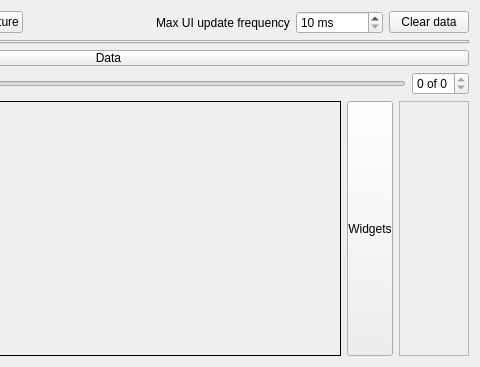
First picture: the form in src/LorrisAnalyzer/lorrisanalyzer.ui, repository Tasssadar/Lorris, before the edit; both pictures show x 263 to 743 and y 0 to 367 of the 743 by 367 pixel window.
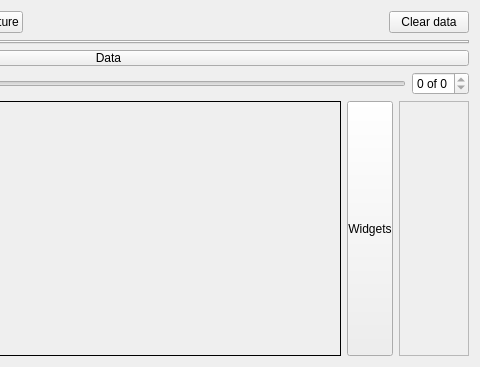
Second picture: the form after the edit. Custom widgets are drawn as their Qt base class.

Commit message: [304] LorrisAnalyzer: remove update time limit, call newData for every packet

```diff
--- a/src/LorrisAnalyzer/lorrisanalyzer.ui
+++ b/src/LorrisAnalyzer/lorrisanalyzer.ui
@@ -92,26 +92,6 @@
        </property>
       </spacer>
      </item>
-     <item>
-      <widget class="QLabel" name="label">
-       <property name="text">
-        <string>Max UI update frequency</string>
-       </property>
-      </widget>
-     </item>
-     <item>
-      <widget class="QSpinBox" name="updateTimeBox">
-       <property name="suffix">
-        <string> ms</string>
-       </property>
-       <property name="minimum">
-        <number>10</number>
-       </property>
-       <property name="maximum">
-        <number>100000</number>
-       </property>
-      </widget>
-     </item>
      <item>
       <widget class="QPushButton" name="clearButton">
        <property name="text">
```
Left out of the diff: 4 changed lines with no effect on the pictures. The commit also changes 9 other files.
